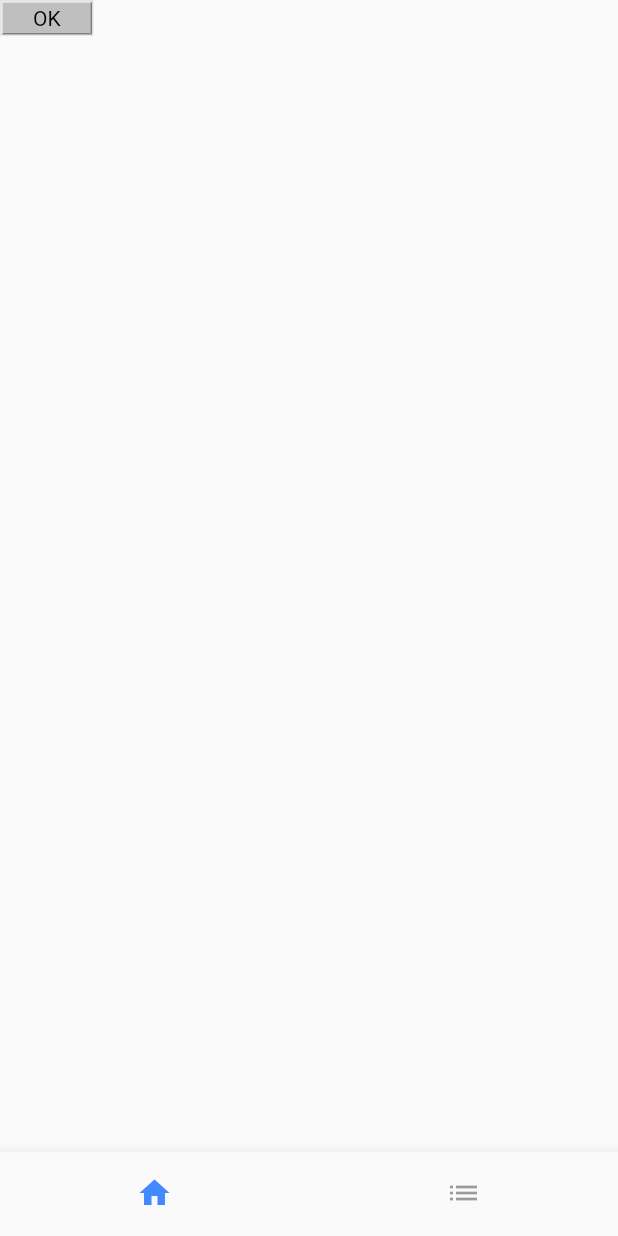
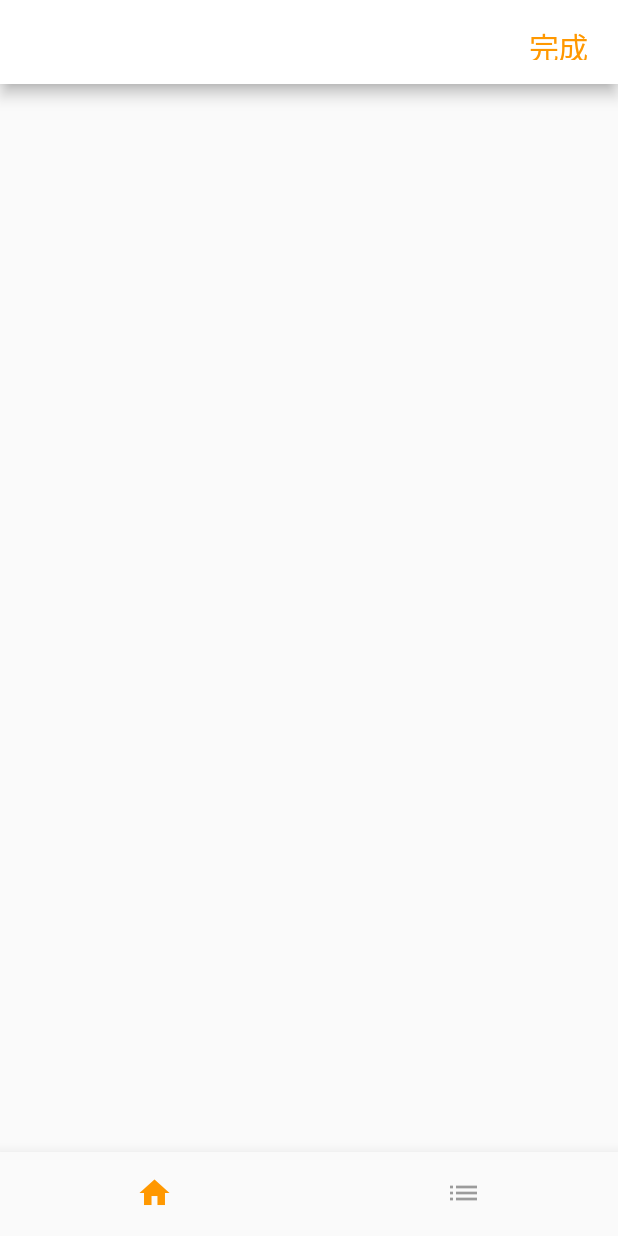
Before and after one commit to hoi-lau/ihot, a Flutter app: the screen it shows after launch, on a phone screen of 412 x 824 dp. Run offline on Flutter 3.47's test engine with Material 2 defaults, Android fonts, the phone set to English and light mode, and no system bars.

Commit message:
feat: editor

```diff
--- a/lib/main.dart
+++ b/lib/main.dart
@@ -16,7 +16,7 @@ class MyApp extends StatelessWidget {
       title: 'faire',
       debugShowCheckedModeBanner: false,
       theme: ThemeData(
-        backgroundColor: Colors.blueAccent,
+        backgroundColor: Colors.orange,
       ),
       home: const AppContainer(),
     );
--- a/lib/modules/AppContainer/Mobile.dart
+++ b/lib/modules/AppContainer/Mobile.dart
@@ -1,5 +1,6 @@
 import 'package:flutter/material.dart';
 
+import '../../config/AppTheme.dart';
 import 'data.dart';
 
 class MobileAppContainer extends StatefulWidget {
@@ -17,7 +18,6 @@ class _MobileAppContainerState extends State<MobileAppContainer> {
   @override
   void initState() {
     super.initState();
-    print('initState');
   }
 
   Widget _getPagesWidget(int index) {
@@ -39,7 +39,7 @@ class _MobileAppContainerState extends State<MobileAppContainer> {
             _getPagesWidget(1),
           ],
         ),
-        backgroundColor: const Color.fromRGBO(0, 0, 0, 0.6),
+        backgroundColor: appTheme.homeTheme.getBgColor(),
         bottomNavigationBar: BottomNavigationBar(
           items: itemList,
           // backgroundColor: const Color.fromRGBO(241, 241, 248, 1),
--- a/lib/modules/AppContainer/data.dart
+++ b/lib/modules/AppContainer/data.dart
@@ -16,14 +16,14 @@ class IconItem {
 List<IconItem> items = [
   IconItem(
       '',
-      const Icon(Icons.home, color: Colors.blueAccent),
+      const Icon(Icons.home, color: Colors.orange),
       const Icon(
         Icons.home,
         color: Colors.black38,
       )),
   IconItem(
       '',
-      const Icon(Icons.list, color: Colors.blueAccent),
+      const Icon(Icons.list, color: Colors.orange),
       const Icon(
         Icons.list,
         color: Colors.black38,
--- a/lib/modules/AppContainer/index.dart
+++ b/lib/modules/AppContainer/index.dart
@@ -1,7 +1,6 @@
-import 'dart:io';
-
 import 'package:flutter/material.dart';
 
+import '../../utils/index.dart';
 import './Desktop.dart';
 import './Mobile.dart';
 
@@ -17,7 +16,7 @@ class AppContainer extends StatefulWidget {
 class _AppContainerState extends State<AppContainer> {
   @override
   Widget build(BuildContext context) {
-    if (Platform.isAndroid || Platform.isIOS) {
+    if (isMobile()) {
       return const MobileAppContainer();
     }
     return const DesktopAppContainer();
--- /dev/null
+++ b/lib/modules/Home/BodyEditor.dart
@@ -0,0 +1,60 @@
+import 'package:flutter/material.dart';
+
+class BodyEditor extends StatefulWidget {
+  BodyEditor({Key? key, required this.content, required this.updateFn}) : super(key: key);
+
+  String content;
+
+  Function updateFn;
+
+  @override
+  State<StatefulWidget> createState() {
+    return BodyEditorState();
+  }
+}
+
+GlobalKey<BodyEditorState> bodyEditorKey = GlobalKey();
+
+class BodyEditorState extends State<BodyEditor> {
+  final GlobalKey _newContentKey = GlobalKey();
+  final FocusNode _textFieldFocus = FocusNode();
+
+  void setTextFieldValue(String content) {
+    (_newContentKey.currentWidget as TextField).controller?.text = content;
+  }
+
+  void setEditorFocus() {
+    FocusScope.of(context).requestFocus(_textFieldFocus);     // 获取焦点
+  }
+
+  @override
+  Widget build(BuildContext context) {
+    return TextField(
+      key: _newContentKey,
+      focusNode: _textFieldFocus,
+      decoration: const InputDecoration(
+        border: InputBorder.none,
+      ),
+      maxLines: null,
+      cursorColor: Colors.orange,
+      style: const TextStyle(fontSize: 16, fontWeight: FontWeight.w500),
+      controller: TextEditingController.fromValue(
+        TextEditingValue(
+          text: widget.content,
+          selection: TextSelection.fromPosition(
+            TextPosition(affinity: TextAffinity.downstream, offset: widget.content.length),
+          ),
+        ),
+      ),
+      onChanged: (e) {
+        if (e.endsWith('\n')) {
+          String title = e.substring(0, e.length - 1);
+          setTextFieldValue(title);
+          widget.updateFn(title);
+          return;
+        }
+        widget.updateFn(e);
+      },
+    );
+  }
+}
--- a/lib/modules/Home/Mobile.dart
+++ b/lib/modules/Home/Mobile.dart
@@ -1,4 +1,8 @@
+import 'package:flutter/cupertino.dart';
 import 'package:flutter/material.dart';
+
+import 'BodyEditor.dart';
+import 'TitleEditor.dart';
 
 class MobileHome extends StatefulWidget {
   const MobileHome({Key? key}) : super(key: key);
@@ -10,31 +14,56 @@ class MobileHome extends StatefulWidget {
 }
 
 class _MobileHomeState extends State<MobileHome> {
+  String title = '';
+
+  String content = '';
+
+  void onSubmit() {}
+
+  void updateTitle(String text) {
+    title = text;
+    print(title);
+  }
+
+  void updateContent(String text) {
+    content = text;
+    print(content);
+  }
+
   @override
   Widget build(BuildContext context) {
     return Scaffold(
-        body: SafeArea(
-            child: Container(
-      decoration: const BoxDecoration(
-          border: Border(
-        left: BorderSide(color: Color.fromRGBO(229, 229, 229, 1), width: 1),
-        right: BorderSide(color: Color.fromRGBO(229, 229, 229, 1), width: 1),
-        top: BorderSide(color: Color.fromRGBO(229, 229, 229, 1), width: 1),
-        bottom: BorderSide(color: Color.fromRGBO(229, 229, 229, 1), width: 1),
-      )),
-      child: Container(
-        padding: const EdgeInsets.symmetric(horizontal: 20.0, vertical: 2.0),
-        decoration: const BoxDecoration(
-          border: Border(
-            top: BorderSide(color: Color(0xFFDFDFDF)),
-            left: BorderSide(color: Color(0xFFDFDFDF)),
-            right: BorderSide(color: Color(0xFF7F7F7F)),
-            bottom: BorderSide(color: Color(0xFF7F7F7F)),
+      appBar: AppBar(
+        backgroundColor: Colors.white,
+        centerTitle: true,
+        actions: <Widget>[
+          CupertinoButton(
+            onPressed: () {},
+            child: const Text(
+              "完成",
+              textAlign: TextAlign.center,
+              style: TextStyle(color: Colors.orange, fontSize: 20),
+            ),
           ),
-          color: Color(0xFFBFBFBF),
+        ],
+      ),
+      body: SafeArea(
+        child: Padding(
+          padding: const EdgeInsets.all(16.0),
+          child: Column(
+            children: [
+              TitleEditor(
+                title: title,
+                updateFn: updateTitle,
+              ),
+              BodyEditor(
+                content: content,
+                updateFn: updateContent,
+              )
+            ],
+          ),
         ),
-        child: const Text('OK', textAlign: TextAlign.center, style: TextStyle(color: Color(0xFF000000))),
       ),
-    )));
+    );
   }
 }
--- /dev/null
+++ b/lib/modules/Home/TitleEditor.dart
@@ -0,0 +1,72 @@
+import 'package:flutter/material.dart';
+import 'package:flutter/services.dart';
+
+import '../../utils/index.dart';
+
+class TitleEditor extends StatefulWidget {
+  const TitleEditor({Key? key, required this.title, required this.updateFn}) : super(key: key);
+
+  final String title;
+
+  final Function updateFn;
+
+  @override
+  State<StatefulWidget> createState() {
+    return TitleEditorState();
+  }
+}
+
+GlobalKey<TitleEditorState> titleEditorKey = GlobalKey();
+
+class TitleEditorState extends State<TitleEditor> {
+  @override
+  void initState() {
+    super.initState();
+    _controller.addListener(() {});
+  }
+
+  final TextEditingController _controller = TextEditingController(text: '');
+
+  void setTextFieldValue(String content) {
+    _controller.text = content;
+    _controller.selection = TextSelection.fromPosition(
+      TextPosition(affinity: TextAffinity.downstream, offset: content.length),
+    );
+  }
+
+  @override
+  Widget build(BuildContext context) {
+    _controller.addListener(() {});
+    return RawKeyboardListener(
+      focusNode: FocusNode(),
+      onKey: (event) {
+        if (event.runtimeType == RawKeyDownEvent) {
+          int keyCode = getKeyCode(event);
+          print("keyCode: $keyCode");
+          if (keyCode == 40) {
+            print(keyCode);
+          }
+        }
+      },
+      child: TextField(
+        decoration: const InputDecoration(
+          border: InputBorder.none,
+        ),
+        maxLines: null,
+        inputFormatters: [],
+        cursorColor: Colors.orange,
+        style: const TextStyle(fontSize: 22, fontWeight: FontWeight.w500),
+        controller: _controller,
+        onChanged: (e) {
+          if (e.endsWith('\n')) {
+            String title = e.substring(0, e.length - 1);
+            setTextFieldValue(title);
+            widget.updateFn(title);
+            return;
+          }
+          widget.updateFn(e);
+        },
+      ),
+    );
+  }
+}
--- a/lib/modules/Home/index.dart
+++ b/lib/modules/Home/index.dart
@@ -1,8 +1,8 @@
-import 'dart:io';
-
 import 'package:app/modules/Home/Desktop.dart';
 import 'package:app/modules/Home/Mobile.dart';
 import 'package:flutter/material.dart';
+
+import '../../utils/index.dart';
 
 class Home extends StatefulWidget {
   const Home({Key? key}) : super(key: key);
@@ -16,7 +16,7 @@ class Home extends StatefulWidget {
 class _HomeState extends State<Home> {
   @override
   Widget build(BuildContext context) {
-    if (Platform.isAndroid || Platform.isIOS) {
+    if (isMobile()) {
       return const MobileHome();
     }
     return const DesktopHome();
```
Also changed, not shown: lib/config/AppTheme.dart (added, +32 -0 lines), lib/modules/AppContainer/Desktop.dart (+12 -11 lines), lib/modules/Home/Desktop.dart (+39 -4 lines), lib/utils/index.dart (+27 -0 lines), 2 other files.
